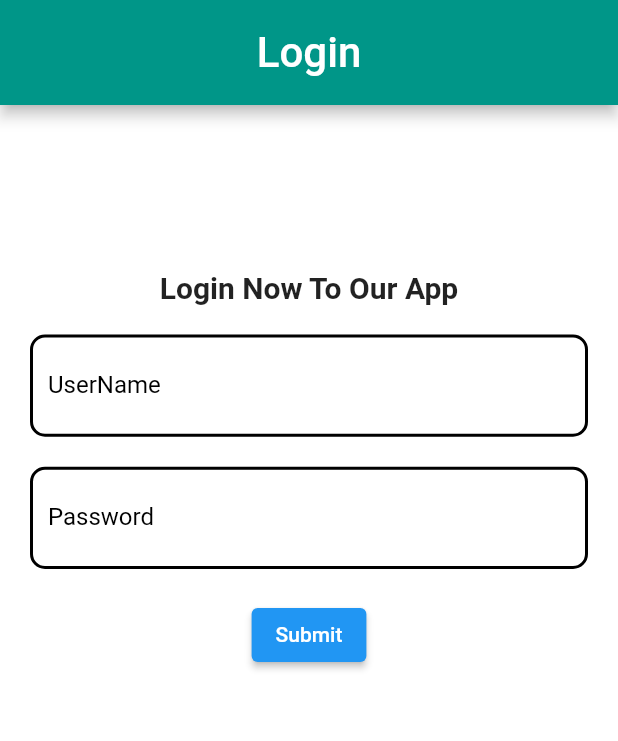
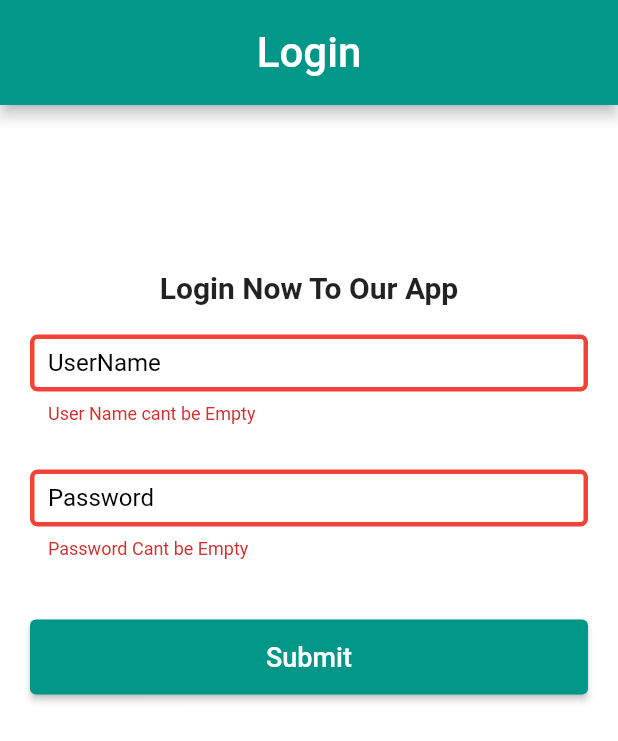
Before and after one commit to abdelRahmanYoussry/ismailRepository, a Flutter app: the screen it shows after launch, after a tap on "Submit", on a phone screen of 412 x 824 dp. Shown: the top 741 px of the screen. Run offline on Flutter 3.47's test engine with Material 2 defaults, Android fonts, the phone set to English and light mode, and no system bars.

```diff
--- a/lib/Moduls/login/login.dart
+++ b/lib/Moduls/login/login.dart
@@ -1,7 +1,18 @@
+import 'package:first/Moduls/welcome/weclome_screen.dart';
 import 'package:flutter/material.dart';
 
-class LoginScreen extends StatelessWidget {
-  const LoginScreen({Key? key}) : super(key: key);
+class LoginScreen extends StatefulWidget {
+  LoginScreen({Key? key}) : super(key: key);
+
+  @override
+  State<LoginScreen> createState() => _LoginScreenState();
+}
+
+class _LoginScreenState extends State<LoginScreen> {
+  bool isPassword = true;
+  TextEditingController userNameController = TextEditingController();
+  TextEditingController passwordController = TextEditingController();
+  var formKey = GlobalKey<FormState>();
 
   @override
   Widget build(BuildContext context) {
@@ -10,80 +21,159 @@ class LoginScreen extends StatelessWidget {
       appBar: AppBar(
         backgroundColor: Colors.teal,
         toolbarHeight: 70,
-        title: Text(
+        title: const Text(
           'Login',
           style: TextStyle(fontSize: 28, color: Colors.white),
         ),
         centerTitle: true,
       ),
-      body: SingleChildScrollView(
-        child: Container(
+      body: Form(
+        key: formKey,
+        child: SingleChildScrollView(
+          child: SizedBox(
             width: double.infinity,
             child: Padding(
-            padding:
-                const EdgeInsets.only(top: 10, left: 20, right: 20, bottom: 60),
+              padding: const EdgeInsets.only(
+                  top: 10, left: 20, right: 20, bottom: 60),
               child: Column(
                 // mainAxisAlignment: MainAxisAlignment.spaceAround,
                 crossAxisAlignment: CrossAxisAlignment.center,
                 mainAxisSize: MainAxisSize.max,
                 children: [
-                SizedBox(
+                  const SizedBox(
                     height: 100,
                   ),
-                Text(
+                  const Text(
                     'Login Now To Our App',
                     style: TextStyle(fontSize: 20, fontWeight: FontWeight.bold),
                   ),
-                SizedBox(
+                  const SizedBox(
                     height: 20,
                   ),
-                TextFormField(
-                  style: TextStyle(),
-                  decoration: InputDecoration(
+                  SizedBox(
+                    height: 60,
+                    child: TextFormField(
+                      validator: (value) {
+                        if (value!.isEmpty) {
+                          return 'User Name cant be Empty';
+                        }
+                        return null;
+                      },
+                      onChanged: (value) {
+                        // print(value);
+                      },
+                      controller: userNameController,
+                      style: const TextStyle(),
+                      decoration: const InputDecoration(
                           prefix: Icon(Icons.person),
                           enabledBorder: OutlineInputBorder(
-                        borderRadius: BorderRadius.all(Radius.circular(10)),
+                            borderRadius: BorderRadius.all(Radius.circular(5)),
                             borderSide: BorderSide(
                               width: 2,
                             ),
                           ),
                           focusedBorder: OutlineInputBorder(
-                        borderRadius: BorderRadius.all(Radius.circular(10)),
-                        borderSide: BorderSide(color: Colors.teal, width: 3),
+                            borderRadius: BorderRadius.all(Radius.circular(5)),
+                            borderSide:
+                                BorderSide(color: Colors.teal, width: 3),
+                          ),
+                          errorBorder: OutlineInputBorder(
+                            borderRadius: BorderRadius.all(Radius.circular(5)),
+                            borderSide: BorderSide(color: Colors.red, width: 3),
+                          ),
+                          focusedErrorBorder: OutlineInputBorder(
+                            borderRadius: BorderRadius.all(Radius.circular(5)),
+                            borderSide: BorderSide(color: Colors.red, width: 3),
                           ),
                           label: Text(
                             'UserName',
                             style: TextStyle(color: Colors.black),
                           )),
                     ),
+                  ),
+                  const SizedBox(
+                    height: 30,
+                  ),
                   SizedBox(
-                  height: 20,
-                ),
-                TextFormField(
-                  style: TextStyle(),
+                    height: 60,
+                    child: TextFormField(
+                      controller: passwordController,
+                      obscureText: isPassword,
+                      validator: (value) {
+                        if (value!.isEmpty) {
+                          return 'Password Cant be Empty';
+                        }
+                        return null;
+                      },
+                      style: const TextStyle(),
                       decoration: InputDecoration(
-                      suffix: Icon(Icons.remove_red_eye),
-                      enabledBorder: OutlineInputBorder(
-                        borderRadius: BorderRadius.all(Radius.circular(10)),
+                          suffix: IconButton(
+                              onPressed: () {
+                                setState(() {
+                                  isPassword = !isPassword;
+                                });
+
+                                // void changeObscurePassword() {
+                                //   isPassword=!isPassword;
+                                // }
+                              },
+                              icon: isPassword
+                                  ? const Icon(Icons.remove_red_eye)
+                                  : const Icon(Icons.remove_red_eye_outlined)),
+                          enabledBorder: const OutlineInputBorder(
+                            borderRadius: BorderRadius.all(Radius.circular(5)),
                             borderSide: BorderSide(
                               width: 2,
                             ),
                           ),
-                      focusedBorder: OutlineInputBorder(
-                        borderRadius: BorderRadius.all(Radius.circular(10)),
-                        borderSide: BorderSide(color: Colors.teal, width: 3),
+                          focusedBorder: const OutlineInputBorder(
+                            borderRadius: BorderRadius.all(Radius.circular(5)),
+                            borderSide:
+                                BorderSide(color: Colors.teal, width: 3),
                           ),
-                      label: Text(
+                          errorBorder: const OutlineInputBorder(
+                            borderRadius: BorderRadius.all(Radius.circular(5)),
+                            borderSide: BorderSide(color: Colors.red, width: 3),
+                          ),
+                          focusedErrorBorder: const OutlineInputBorder(
+                            borderRadius: BorderRadius.all(Radius.circular(5)),
+                            borderSide: BorderSide(color: Colors.red, width: 3),
+                          ),
+                          label: const Text(
                             'Password',
                             style: TextStyle(color: Colors.black),
                           )),
                     ),
+                  ),
+                  const SizedBox(
+                    height: 40,
+                  ),
                   SizedBox(
-                  height: 20,
+                    width: double.infinity,
+                    height: 50,
+                    child: ElevatedButton(
+                        style: ButtonStyle(
+                            backgroundColor:
+                                MaterialStateProperty.all(Colors.teal)),
+                        onPressed: () {
+                          if (formKey.currentState!.validate()) {
+                            Navigator.push(
+                                context,
+                                MaterialPageRoute(
+                                    builder: (context) => WelcomeScreen(
+                                          userName: userNameController.text,
+                                        )));
+                            // Navigator.push(context,
+                            //     MaterialPageRoute(builder:(context)=> WelcomeScreen()));
+                          }
+                        },
+                        child: const Text(
+                          'Submit',
+                          style: TextStyle(fontSize: 18),
+                        )),
+                  )
+                ],
               ),
-                // Spacer(),
-                ElevatedButton(onPressed: () {}, child: Text('Submit'))
-              ],
             ),
           ),
         ),
--- /dev/null
+++ b/lib/Moduls/welcome/weclome_screen.dart
@@ -0,0 +1,18 @@
+import 'package:flutter/material.dart';
+
+class WelcomeScreen extends StatelessWidget {
+  WelcomeScreen({Key? key, required this.userName}) : super(key: key);
+  String userName;
+  @override
+  Widget build(BuildContext context) {
+    return Scaffold(
+      appBar: AppBar(
+        title: Text('Wecolme'),
+        backgroundColor: Colors.teal,
+      ),
+      body: Column(
+        children: [Text(userName)],
+      ),
+    );
+  }
+}
```
Lines whose indentation alone changed are shown as unchanged.
